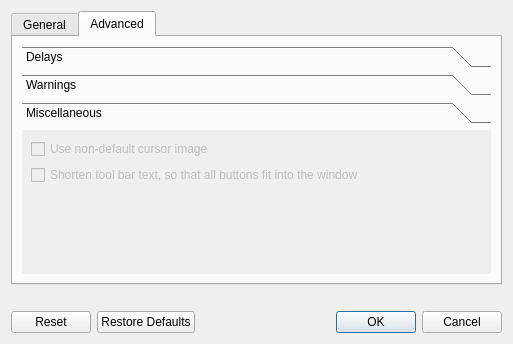
Old version of the form ui/preferences.ui in the repository gulp21/QeoDart.
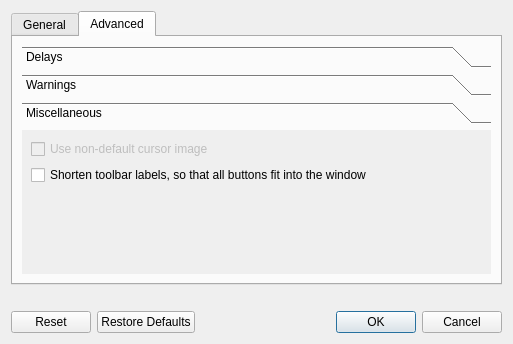
New version of the form. The open tabs and pages were chosen to show the change. Icons and pictures are not drawn.

What changed in the file:
```diff
--- a/ui/preferences.ui
+++ b/ui/preferences.ui
@@ -611,8 +611,8 @@
            <rect>
             <x>0</x>
             <y>0</y>
-            <width>458</width>
-            <height>159</height>
+            <width>479</width>
+            <height>164</height>
            </rect>
           </property>
           <attribute name="label">
@@ -633,12 +633,9 @@
             </widget>
            </item>
            <item>
-            <widget class="QCheckBox" name="checkBox">
-             <property name="enabled">
-              <bool>false</bool>
-             </property>
+            <widget class="QCheckBox" name="cbShortenToolbarText">
              <property name="text">
-              <string>Shorten tool bar text, so that all buttons fit into the window</string>
+              <string>Shorten toolbar labels, so that all buttons fit into the window</string>
              </property>
              <property name="checkable">
               <bool>true</bool>
```
Left out of the diff: 20 changed lines with no effect on the pictures.
